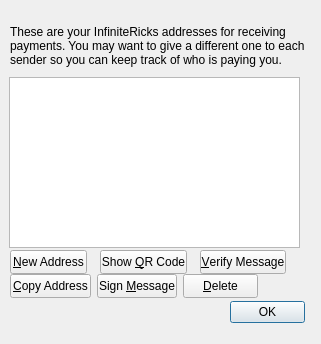
Qt form src/qt/android/forms/addressbookpage.ui (2x2devcode/InfiniteRicks) before a commit.
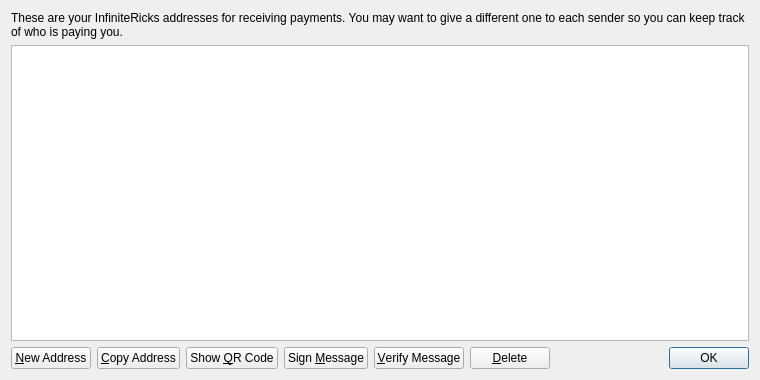
The same form after that commit. Icons and pictures are not drawn.

```diff
--- a/src/qt/android/forms/addressbookpage.ui
+++ b/src/qt/android/forms/addressbookpage.ui
@@ -6,22 +6,16 @@
    <rect>
     <x>0</x>
     <y>0</y>
-    <width>321</width>
-    <height>344</height>
+    <width>760</width>
+    <height>380</height>
    </rect>
   </property>
   <property name="windowTitle">
    <string>Address Book</string>
   </property>
+  <layout class="QVBoxLayout" name="verticalLayout">
+   <item>
   <widget class="QLabel" name="labelExplanation">
-   <property name="geometry">
-    <rect>
-     <x>10</x>
-     <y>10</y>
-     <width>311</width>
-     <height>71</height>
-    </rect>
-   </property>
    <property name="text">
     <string>These are your InfiniteRicks addresses for receiving payments. You may want to give a different one to each sender so you can keep track of who is paying you.</string>
    </property>
@@ -32,21 +26,9 @@
     <bool>true</bool>
    </property>
   </widget>
+   </item>
+   <item>
   <widget class="QTableView" name="tableView">
-   <property name="geometry">
-    <rect>
-     <x>9</x>
-     <y>77</y>
-     <width>291</width>
-     <height>171</height>
-    </rect>
-   </property>
-   <property name="maximumSize">
-    <size>
-     <width>605</width>
-     <height>220</height>
-    </size>
-   </property>
    <property name="contextMenuPolicy">
     <enum>Qt::CustomContextMenu</enum>
    </property>
@@ -72,15 +54,11 @@
     <bool>false</bool>
    </attribute>
   </widget>
+   </item>
+   <item>
+    <layout class="QHBoxLayout" name="horizontalLayout">
+     <item>
   <widget class="QPushButton" name="newAddressButton">
-   <property name="geometry">
-    <rect>
-     <x>10</x>
-     <y>250</y>
-     <width>77</width>
-     <height>24</height>
-    </rect>
-   </property>
    <property name="toolTip">
     <string>Create a new address</string>
    </property>
@@ -92,52 +70,9 @@
      <normaloff>:/icons/add</normaloff>:/icons/add</iconset>
    </property>
   </widget>
-  <widget class="QPushButton" name="showQRCode">
-   <property name="geometry">
-    <rect>
-     <x>100</x>
-     <y>250</y>
-     <width>87</width>
-     <height>24</height>
-    </rect>
-   </property>
-   <property name="text">
-    <string>Show &amp;QR Code</string>
-   </property>
-   <property name="icon">
-    <iconset>
-     <normaloff>:/icons/qrcode</normaloff>:/icons/qrcode</iconset>
-   </property>
-  </widget>
-  <widget class="QPushButton" name="verifyMessage">
-   <property name="geometry">
-    <rect>
-     <x>200</x>
-     <y>250</y>
-     <width>86</width>
-     <height>24</height>
-    </rect>
-   </property>
-   <property name="toolTip">
-    <string>Verify a message to ensure it was signed with a specified InfiniteRicks address</string>
-   </property>
-   <property name="text">
-    <string>&amp;Verify Message</string>
-   </property>
-   <property name="icon">
-    <iconset>
-     <normaloff>:/icons/transaction_0</normaloff>:/icons/transaction_0</iconset>
-   </property>
-  </widget>
+     </item>
+     <item>
   <widget class="QPushButton" name="copyToClipboard">
-   <property name="geometry">
-    <rect>
-     <x>10</x>
-     <y>274</y>
-     <width>81</width>
-     <height>24</height>
-    </rect>
-   </property>
    <property name="toolTip">
     <string>Copy the currently selected address to the system clipboard</string>
    </property>
@@ -149,15 +84,20 @@
      <normaloff>:/icons/editcopy</normaloff>:/icons/editcopy</iconset>
    </property>
   </widget>
+     </item>
+     <item>
+      <widget class="QPushButton" name="showQRCode">
+       <property name="text">
+        <string>Show &amp;QR Code</string>
+       </property>
+       <property name="icon">
+        <iconset resource="../bitcoin.qrc">
+         <normaloff>:/icons/qrcode</normaloff>:/icons/qrcode</iconset>
+       </property>
+      </widget>
+     </item>
+     <item>
   <widget class="QPushButton" name="signMessage">
-   <property name="geometry">
-    <rect>
-     <x>97</x>
-     <y>274</y>
-     <width>80</width>
-     <height>24</height>
-    </rect>
-   </property>
    <property name="toolTip">
     <string>Sign a message to prove you own a InfiniteRicks address</string>
    </property>
@@ -169,15 +109,23 @@
      <normaloff>:/icons/edit</normaloff>:/icons/edit</iconset>
    </property>
   </widget>
+     </item>
+     <item>
+      <widget class="QPushButton" name="verifyMessage">
+       <property name="toolTip">
+        <string>Verify a message to ensure it was signed with a specified InfiniteRicks address</string>
+       </property>
+       <property name="text">
+        <string>&amp;Verify Message</string>
+       </property>
+       <property name="icon">
+        <iconset resource="../bitcoin.qrc">
+         <normaloff>:/icons/transaction_0</normaloff>:/icons/transaction_0</iconset>
+       </property>
+      </widget>
+     </item>
+     <item>
   <widget class="QPushButton" name="deleteButton">
-   <property name="geometry">
-    <rect>
-     <x>183</x>
-     <y>274</y>
-     <width>75</width>
-     <height>24</height>
-    </rect>
-   </property>
    <property name="toolTip">
     <string>Delete the currently selected address from the list</string>
    </property>
@@ -189,15 +137,22 @@
      <normaloff>:/icons/remove</normaloff>:/icons/remove</iconset>
    </property>
   </widget>
+     </item>
+     <item>
+      <spacer name="horizontalSpacer">
+       <property name="orientation">
+        <enum>Qt::Horizontal</enum>
+       </property>
+       <property name="sizeHint" stdset="0">
+        <size>
+         <width>40</width>
+         <height>20</height>
+        </size>
+       </property>
+      </spacer>
+     </item>
+     <item>
   <widget class="QDialogButtonBox" name="buttonBox">
-   <property name="geometry">
-    <rect>
-     <x>230</x>
-     <y>300</y>
-     <width>75</width>
-     <height>24</height>
-    </rect>
-   </property>
    <property name="sizePolicy">
     <sizepolicy hsizetype="Maximum" vsizetype="Fixed">
      <horstretch>0</horstretch>
@@ -208,6 +163,10 @@
     <set>QDialogButtonBox::Ok</set>
    </property>
   </widget>
+     </item>
+    </layout>
+   </item>
+  </layout>
  </widget>
  <resources/>
  <connections/>
```
Left out of the diff: 12 changed lines with no effect on the pictures. Lines whose indentation alone changed are shown as unchanged.
